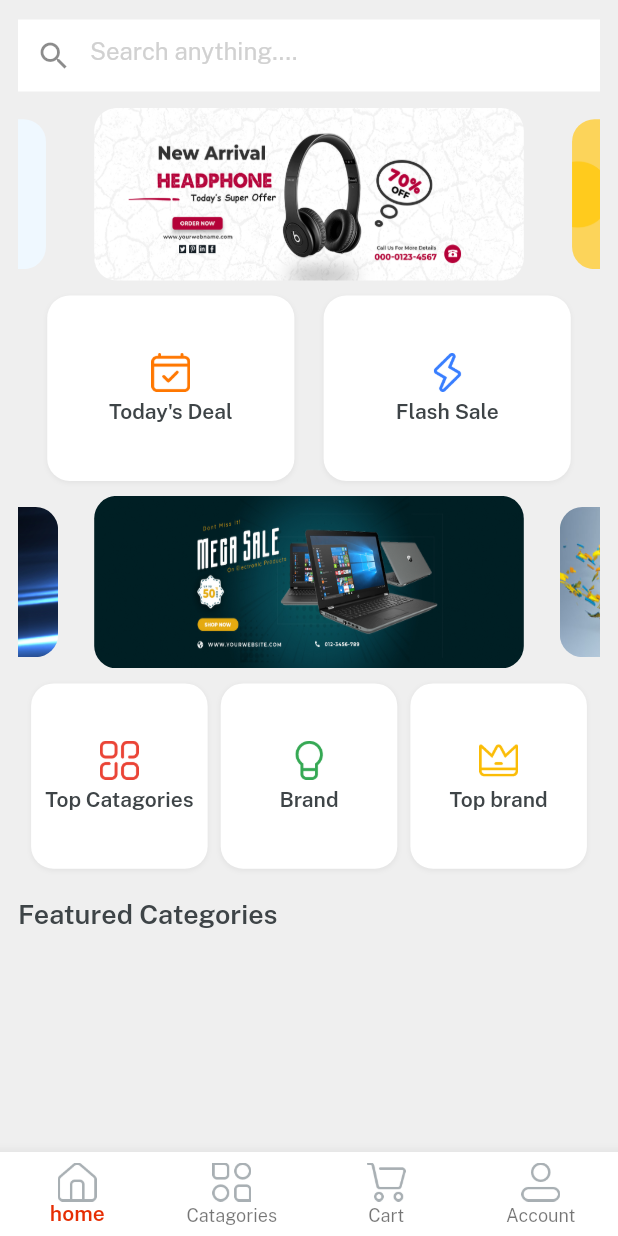
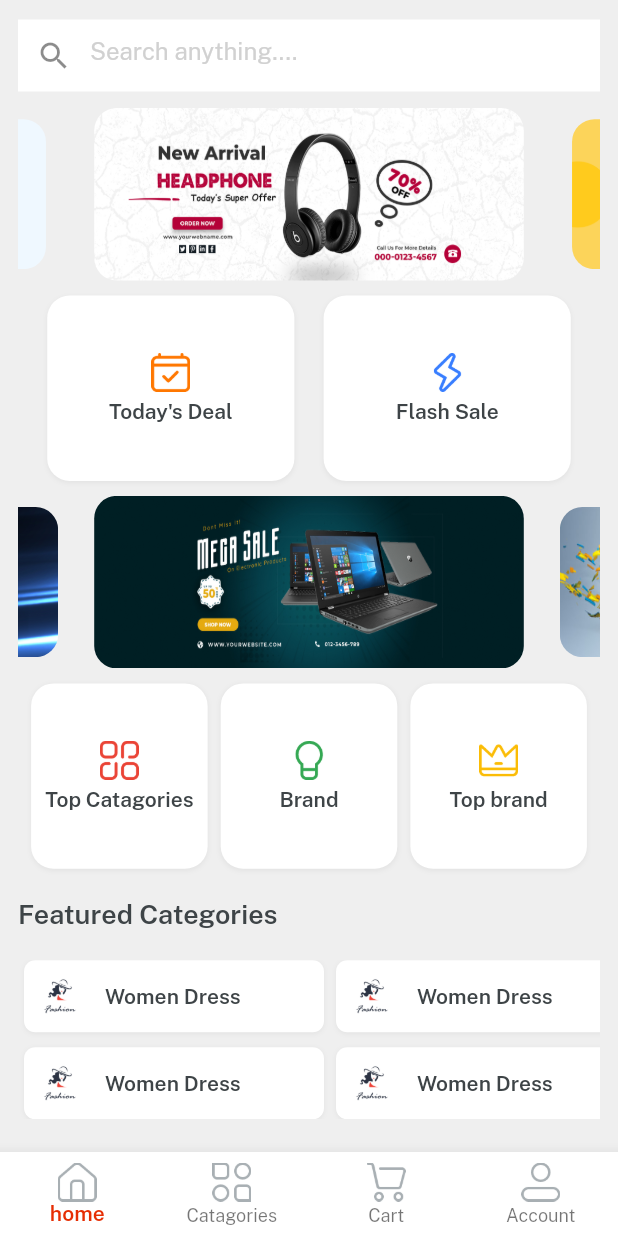
Before and after one commit to majharul-islam181/ecommerce, a Flutter app: the Home screen opened directly, on a phone screen of 412 x 824 dp. Run offline on Flutter 3.47's test engine with Material 2 defaults, Android fonts, the phone set to English and light mode, and no system bars; drawn by our look-alikes of velocity_x; our stand-ins replace get.

Commit message:
featured catagories added

```diff
--- a/lib/consts/strings.dart
+++ b/lib/consts/strings.dart
@@ -29,7 +29,12 @@ const searchanything = "Search anything....",
     todayDeal = "Today's Deal",
     flashsale = "Flash Sale",
     brand = "Brand",
-    topSellers = "Top brand";
+    topSellers = "Top brand",
+    womenDress = "Women Dress",
+    girlsWatches = "Girls Watches",
+    mobilePhone= "Mobile Phone",
+    tshirts = "TShirts",
+    girlsDress = "Girls Dresses";
 
 const topCategoris = "Top Catagories";
 const featuredCategories = "Featured Categories";
--- /dev/null
+++ b/lib/views/home_screen/components/feature_button.dart
@@ -0,0 +1,11 @@
+import 'package:ecommerce/consts/consts.dart';
+
+Widget featureButton() {
+  return Row(
+    children: [
+      Image.asset(imgS1, width: 40, fit: BoxFit.fill,),
+      10.widthBox,
+      womenDress.text.fontFamily(semibold).color(darkFontGrey).make(),
+    ],
+  ).box.width(200).margin(const EdgeInsets.symmetric(horizontal: 4)).padding(const EdgeInsets.all(4)).white.roundedSM.outerShadowSm.make();
+}
--- a/lib/views/home_screen/home_screen.dart
+++ b/lib/views/home_screen/home_screen.dart
@@ -1,5 +1,6 @@
 import 'package:ecommerce/consts/consts.dart';
 import 'package:ecommerce/consts/lists.dart';
+import 'package:ecommerce/views/home_screen/components/feature_button.dart';
 import 'package:ecommerce/widgets_common/home_buttons.dart';
 import 'package:flutter/src/widgets/container.dart';
 import 'package:flutter/src/widgets/framework.dart';
@@ -9,6 +10,7 @@ class HomeScreen extends StatelessWidget {
 
   @override
   Widget build(BuildContext context) {
+
     return Container(
       padding: const EdgeInsets.all(12),
       color: lightGrey,
@@ -90,7 +92,7 @@ class HomeScreen extends StatelessWidget {
                     })),
 
 
-                    // Category Button????h
+                    // Category Button
                     10.heightBox,
                     Row(mainAxisAlignment: MainAxisAlignment.spaceEvenly,children: List.generate(3, (index) => homeButtons(
                         height: context.screenHeight * 0.15,
@@ -104,7 +106,26 @@ class HomeScreen extends StatelessWidget {
                     // Feature Categories
                     Align( alignment: Alignment.centerLeft,
                       child: featuredCategories.text.color(darkFontGrey).size(18).fontFamily(semibold).make()),
-                      //
+
+
+                    20.heightBox,
+                    SingleChildScrollView(
+                       scrollDirection: Axis.horizontal,
+                      child: Row(children:
+                        List.generate(3, (index) => Column(
+                          children: [
+                            featureButton(),
+                            10.heightBox,
+                            featureButton(),
+
+                          ],
+                        )).toList(),
+                      ),
+                    )
+
+
+
+
                   ],
                 ),
               ),
```
